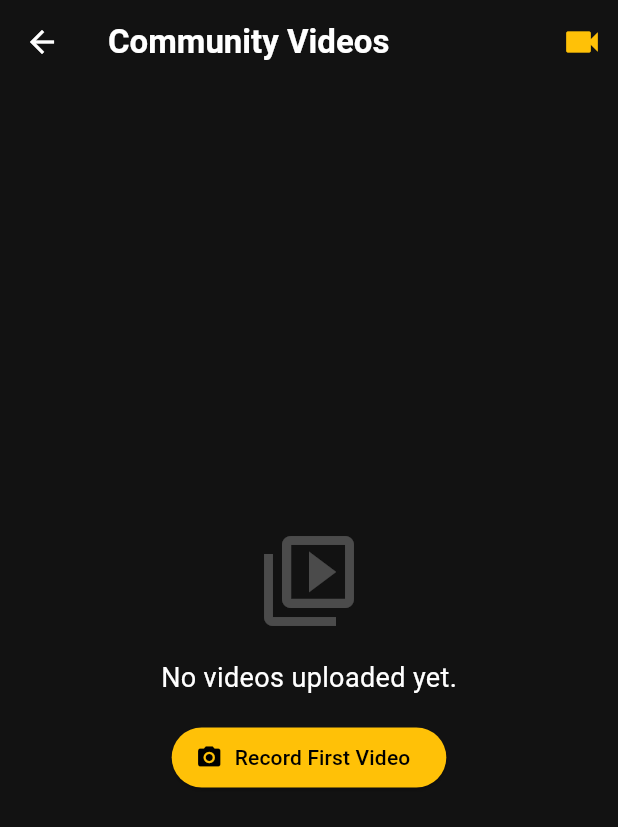
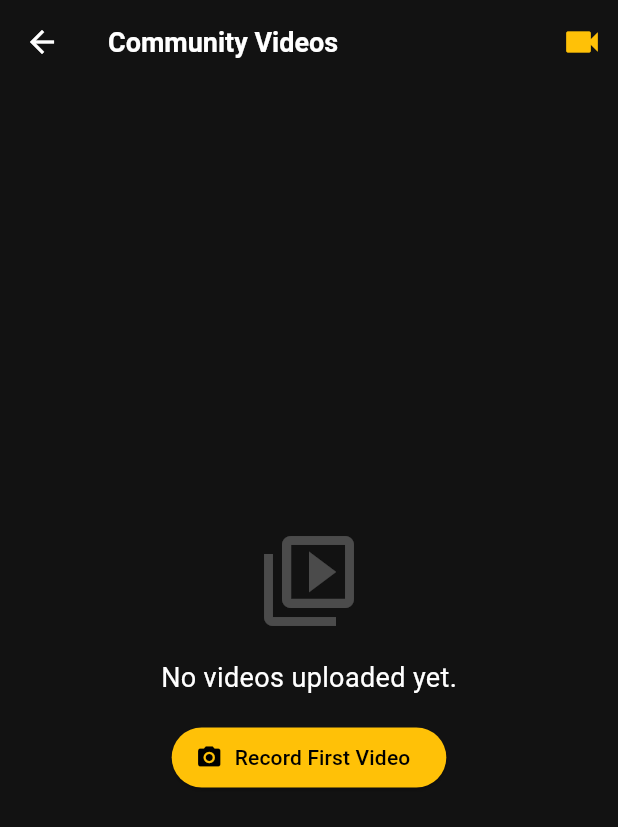
Before and after one commit to ravirajedesai/video-share-poc, a Flutter app: the screen it shows after launch, after a tap on "Watch Community Videos", on a phone screen of 412 x 824 dp. Shown: the top 827 px of the screen. Run offline on Flutter 3.47's test engine with Material 3 defaults, Android fonts, the light colour scheme and no system bars; our stand-ins replace camera, cloud_firestore, firebase_auth, firebase_core, supabase_flutter, video_player; missing offline and left inert: video_compress; accounts and stored records are empty; network calls fail.

Commit message:
Fix AppBar title overflow in feed screen

```diff
--- a/lib/screens/feed_screen.dart
+++ b/lib/screens/feed_screen.dart
@@ -91,12 +91,15 @@ class _FeedScreenState extends State<FeedScreen> {
         iconTheme: const IconThemeData(color: Colors.white),
         title: GestureDetector(
           onLongPress: _promptAdminMode, // Secret long-press on title to toggle Admin mode
+          child: FittedBox(
+            fit: BoxFit.scaleDown,
+            alignment: Alignment.centerLeft,
             child: Row(
               mainAxisSize: MainAxisSize.min,
               children: [
                 const Text(
                   'Community Videos',
-                style: TextStyle(color: Colors.white, fontWeight: FontWeight.bold),
+                  style: TextStyle(color: Colors.white, fontWeight: FontWeight.bold, fontSize: 18),
                 ),
                 if (_isAdmin) ...[
                   const SizedBox(width: 8),
@@ -113,6 +116,7 @@ class _FeedScreenState extends State<FeedScreen> {
                   ),
                 ],
               ],
+            ),
           ),
         ),
         actions: [
```
Lines whose indentation alone changed are shown as unchanged.
